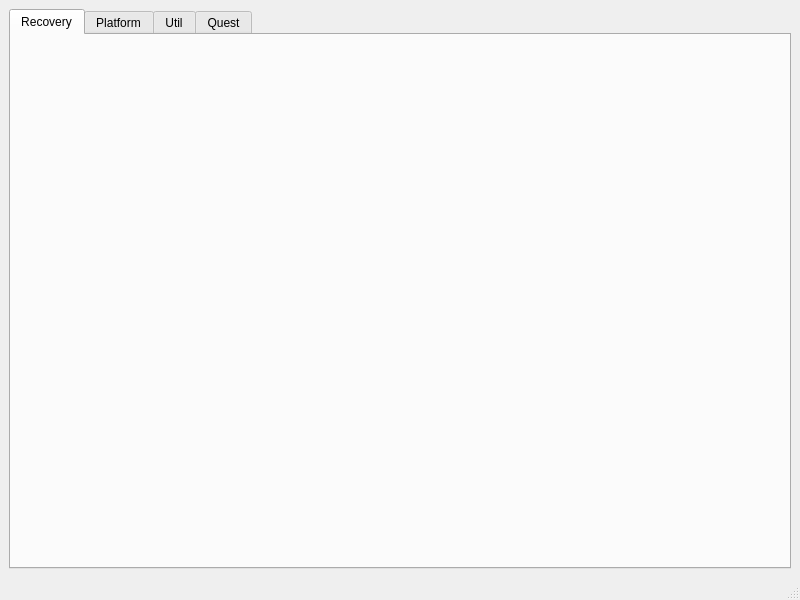
Old version of the form data_editor/sub_windows/object/objectedit.ui in the repository protoman/firefly.
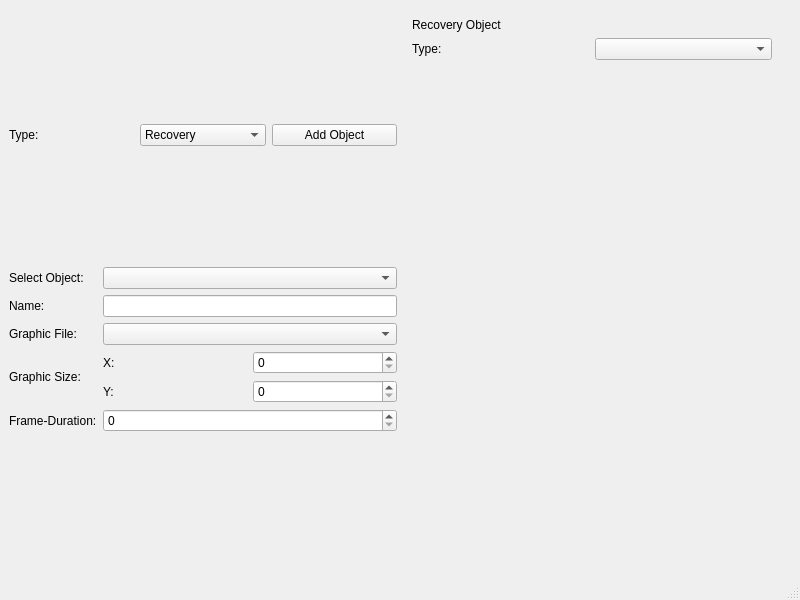
New version of the form.

Commit message: Merge object moldels into a single one. Add object editor window.

Diff of the .ui file:
```diff
--- a/data_editor/sub_windows/object/objectedit.ui
+++ b/data_editor/sub_windows/object/objectedit.ui
@@ -16,31 +16,192 @@
   <widget class="QWidget" name="centralwidget">
    <layout class="QGridLayout" name="gridLayout">
     <item row="0" column="0">
-     <widget class="QTabWidget" name="tabWidget">
-      <property name="currentIndex">
-       <number>0</number>
+     <layout class="QHBoxLayout" name="horizontalLayout">
+      <item>
+       <layout class="QVBoxLayout" name="verticalLayout">
+        <property name="bottomMargin">
+         <number>20</number>
+        </property>
+        <item>
+         <layout class="QGridLayout" name="gridLayout_2">
+          <item row="0" column="1">
+           <widget class="QComboBox" name="typeSelector">
+            <item>
+             <property name="text">
+              <string>Recovery</string>
+             </property>
+            </item>
+            <item>
+             <property name="text">
+              <string>Quest</string>
+             </property>
+            </item>
+            <item>
+             <property name="text">
+              <string>Platform</string>
+             </property>
+            </item>
+            <item>
+             <property name="text">
+              <string>Util</string>
+             </property>
+            </item>
+           </widget>
+          </item>
+          <item row="0" column="2">
+           <widget class="QPushButton" name="addButton">
+            <property name="text">
+             <string>Add Object</string>
+            </property>
+           </widget>
+          </item>
+          <item row="0" column="0">
+           <widget class="QLabel" name="label_2">
+            <property name="text">
+             <string>Type:</string>
+            </property>
+           </widget>
+          </item>
+         </layout>
+        </item>
+        <item>
+         <layout class="QGridLayout" name="gridLayout_5">
+          <item row="0" column="0">
+           <widget class="QLabel" name="label">
+            <property name="text">
+             <string>Select Object:</string>
+            </property>
+           </widget>
+          </item>
+          <item row="3" column="0">
+           <widget class="QLabel" name="label_5">
+            <property name="text">
+             <string>Graphic Size:</string>
+            </property>
+           </widget>
+          </item>
+          <item row="1" column="0">
+           <widget class="QLabel" name="label_3">
+            <property name="text">
+             <string>Name:</string>
+            </property>
+           </widget>
+          </item>
+          <item row="0" column="1">
+           <widget class="QComboBox" name="currentObjectSelector"/>
+          </item>
+          <item row="2" column="0">
+           <widget class="QLabel" name="label_4">
+            <property name="text">
+             <string>Graphic File:</string>
+            </property>
+           </widget>
+          </item>
+          <item row="4" column="0">
+           <widget class="QLabel" name="label_6">
+            <property name="text">
+             <string>Frame-Duration:</string>
+            </property>
+           </widget>
+          </item>
+          <item row="4" column="1">
+           <widget class="QSpinBox" name="spinBox"/>
+          </item>
+          <item row="3" column="1">
+           <layout class="QGridLayout" name="gridLayout_7">
+            <item row="0" column="0">
+             <widget class="QLabel" name="label_7">
+              <property name="text">
+               <string>X:</string>
+              </property>
+             </widget>
+            </item>
+            <item row="1" column="0">
+             <widget class="QLabel" name="label_8">
+              <property name="text">
+               <string>Y:</string>
+              </property>
+             </widget>
+            </item>
+            <item row="0" column="1">
+             <widget class="QSpinBox" name="spinBox_2"/>
+            </item>
+            <item row="1" column="1">
+             <widget class="QSpinBox" name="spinBox_3"/>
+            </item>
+           </layout>
+          </item>
+          <item row="2" column="1">
+           <widget class="QComboBox" name="comboBox_3"/>
+          </item>
+          <item row="1" column="1">
+           <widget class="QLineEdit" name="lineEdit"/>
+          </item>
+         </layout>
+        </item>
+       </layout>
+      </item>
+     </layout>
+    </item>
+    <item row="0" column="1">
+     <layout class="QGridLayout" name="gridLayout_6">
+      <property name="rightMargin">
+       <number>10</number>
       </property>
-      <widget class="QWidget" name="tab">
-       <attribute name="title">
-        <string>Recovery</string>
-       </attribute>
-      </widget>
-      <widget class="QWidget" name="tab_2">
-       <attribute name="title">
-        <string>Platform</string>
-       </attribute>
-      </widget>
-      <widget class="QWidget" name="tab_3">
-       <attribute name="title">
-        <string>Util</string>
-       </attribute>
-      </widget>
-      <widget class="QWidget" name="tab_4">
-       <attribute name="title">
-        <string>Quest</string>
-       </attribute>
-      </widget>
-     </widget>
+      <item row="0" column="0">
+       <widget class="QStackedWidget" name="stackedWidget">
+        <property name="currentIndex">
+         <number>0</number>
+        </property>
+        <widget class="QWidget" name="page">
+         <layout class="QGridLayout" name="gridLayout_9">
+          <item row="2" column="0">
+           <spacer name="verticalSpacer">
+            <property name="orientation">
+             <enum>Qt::Vertical</enum>
+            </property>
+            <property name="sizeHint" stdset="0">
+             <size>
+              <width>20</width>
+              <height>40</height>
+             </size>
+            </property>
+           </spacer>
+          </item>
+          <item row="0" column="0">
+           <layout class="QVBoxLayout" name="verticalLayout_2">
+            <property name="bottomMargin">
+             <number>20</number>
+            </property>
+            <item>
+             <widget class="QLabel" name="label_9">
+              <property name="text">
+               <string>Recovery Object</string>
+              </property>
+             </widget>
+            </item>
+            <item>
+             <layout class="QGridLayout" name="gridLayout_8">
+              <item row="2" column="1">
+               <widget class="QComboBox" name="comboBox_4"/>
+              </item>
+              <item row="2" column="0">
+               <widget class="QLabel" name="label_10">
+                <property name="text">
+                 <string>Type:</string>
+                </property>
+               </widget>
+              </item>
+             </layout>
+            </item>
+           </layout>
+          </item>
+         </layout>
+        </widget>
+        <widget class="QWidget" name="page_2"/>
+       </widget>
+      </item>
+     </layout>
     </item>
    </layout>
   </widget>
```
The commit also changes 18 other files.
